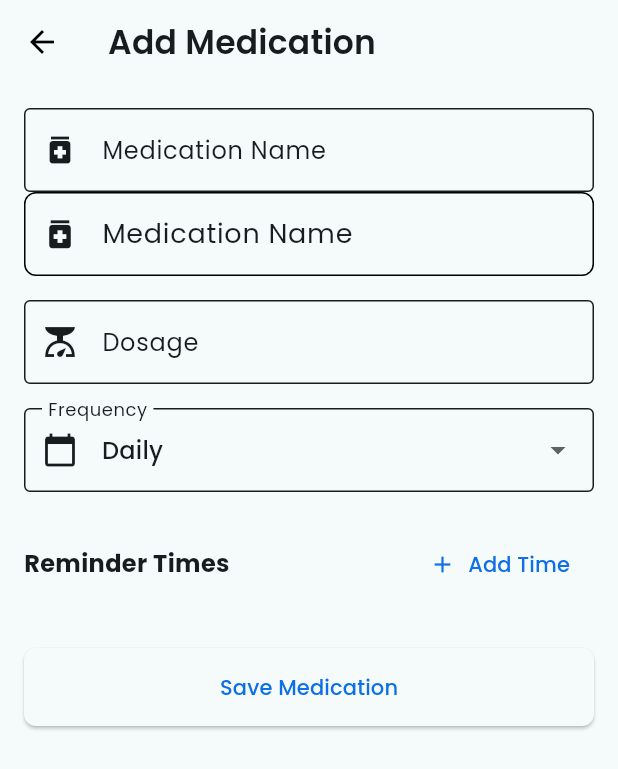
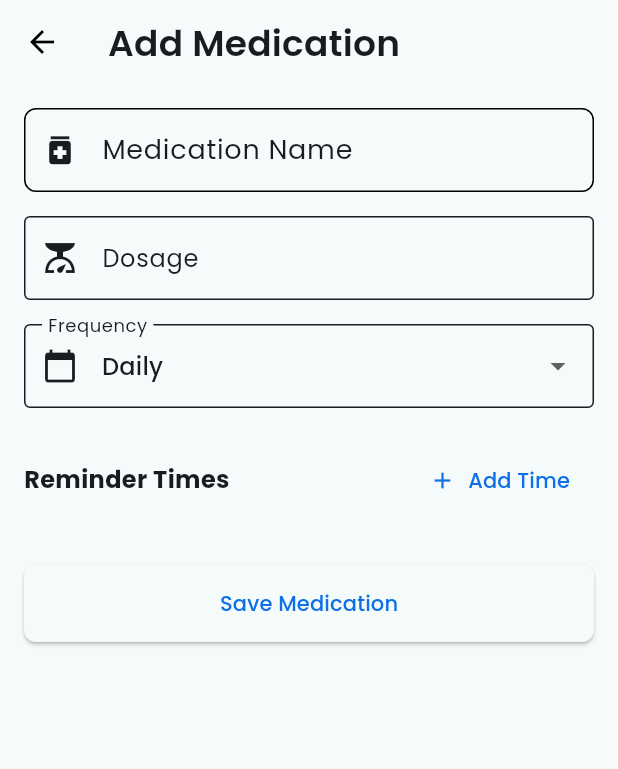
Before and after one commit to andriimobdev25/healthcare-app, a Flutter app: the AddMedicationPage screen opened directly, on a phone screen of 412 x 824 dp. Shown: the top 769 px of the screen. Run offline on Flutter 3.47's test engine with Material 3 defaults, Android fonts, the phone set to English and light mode, and no system bars; our stand-ins replace animate_do, cloud_firestore, firebase_auth, firebase_core, firebase_messaging, firebase_storage and 8 more; missing offline and left inert: google_mlkit_text_recognition; accounts and stored records are empty; network calls fail.

Commit message:
Increase font size for the title in AddMedicationPage and replace TextFormField with CustomInput for medication name input

```diff
--- a/lib/pages/userprofile/add_meditation_screen.dart
+++ b/lib/pages/userprofile/add_meditation_screen.dart
@@ -97,7 +97,7 @@ class _AddMedicationPageState extends State<AddMedicationPage> {
           'Add Medication',
           style: TextStyle(
             fontWeight: FontWeight.w600,
-            fontSize: 22,
+            fontSize: 24,
           ),
         ),
         elevation: 0,
@@ -109,17 +109,6 @@ class _AddMedicationPageState extends State<AddMedicationPage> {
           child: Column(
             crossAxisAlignment: CrossAxisAlignment.stretch,
             children: [
-              TextFormField(
-                controller: _medicationNameController,
-                decoration: const InputDecoration(
-                  labelText: 'Medication Name',
-                  border: OutlineInputBorder(),
-                  prefixIcon: Icon(Icons.medication),
-                ),
-                validator: (value) => value?.isEmpty == true
-                    ? 'Please enter medication name'
-                    : null,
-              ),
               CustomInput(
                 controller: _medicationNameController,
                 labelText: "Medication Name",
```
